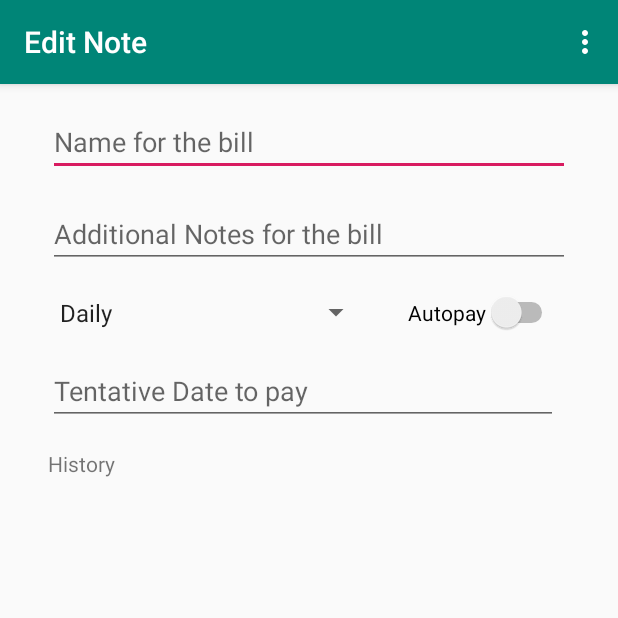
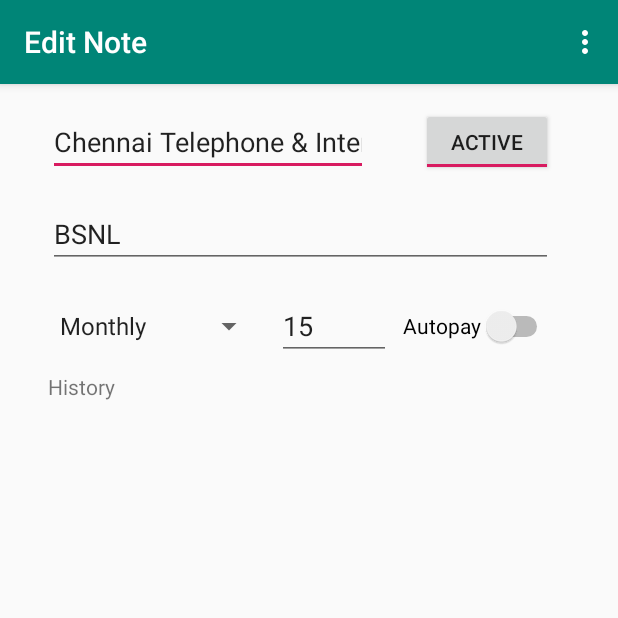
Before and after one commit to msnirmal1487/RemindMe, an Android app: the screen it shows after launch (BillActivity), after a tap on an icon or button, on a phone screen of 412 x 824 dp, the top half of it. Run offline under Robolectric (Android 15) with nearby library versions, the phone set to English and light mode, and no system bars.

Commit message:
Using Serializeable to pass classes to Activity

```diff
--- a/app/src/main/java/com/mytests/mobile/remindme/BillActivity.java
+++ b/app/src/main/java/com/mytests/mobile/remindme/BillActivity.java
@@ -1,9 +1,11 @@
 package com.mytests.mobile.remindme;
 
+import android.content.Intent;
 import android.os.Bundle;
 
 import com.google.android.material.floatingactionbutton.FloatingActionButton;
 import com.google.android.material.snackbar.Snackbar;
+import com.mytests.mobile.remindme.model.BillInfo;
 import com.mytests.mobile.remindme.utilities.PaymentFrequency;
 
 import androidx.appcompat.app.AppCompatActivity;
@@ -17,6 +19,7 @@ import android.widget.EditText;
 import android.widget.Spinner;
 import android.widget.Switch;
 import android.widget.TextView;
+import android.widget.ToggleButton;
 
 import java.util.List;
 
@@ -25,9 +28,12 @@ public class BillActivity extends AppCompatActivity {
     private EditText edittextBillName ;
     private EditText editTextNote ;
     private Switch switchAutoPay ;
+    private ToggleButton toggleActive;
     private Spinner spinnerFrequency ;
     private EditText edittextTentativeDate ;
     private TextView textviewHistory ;
+
+    List<PaymentFrequency> paymentFrequency ;
 
     @Override
     protected void onCreate(Bundle savedInstanceState) {
@@ -39,15 +45,50 @@ public class BillActivity extends AppCompatActivity {
         edittextBillName = (EditText) findViewById(R.id.edittext_bill_name) ;
         editTextNote = (EditText) findViewById(R.id.edittext_note) ;
         switchAutoPay = (Switch) findViewById(R.id.switch_autopay) ;
+        toggleActive = (ToggleButton) findViewById(R.id.toggle_active);
         spinnerFrequency = (Spinner) findViewById(R.id.spinner_frequency) ;
         edittextTentativeDate = (EditText) findViewById(R.id.edittext_tentative_date) ;
         textviewHistory = (TextView) findViewById(R.id.textView_history) ;
 
-        List<PaymentFrequency> paymentFrequency = PaymentFrequency.getPaymentFrequencies() ;
+        paymentFrequency = PaymentFrequency.getPaymentFrequencies() ;
 
         ArrayAdapter<PaymentFrequency> adapterPaymentFrequency = new ArrayAdapter<PaymentFrequency>(this, android.R.layout.simple_spinner_item, paymentFrequency);
         adapterPaymentFrequency.setDropDownViewResource(android.R.layout.simple_spinner_dropdown_item);
         spinnerFrequency.setAdapter(adapterPaymentFrequency);
+
+        Intent intent = this.getIntent();
+        Bundle bundle = intent.getExtras();
+        BillInfo billInfo = (BillInfo) bundle.getSerializable("bill");
+
+        if (billInfo != null){
+            populateBillDetails(billInfo);
+        }
+    }
+
+    private void populateBillDetails(final BillInfo billInfo) {
+
+        edittextBillName.setText(billInfo.getBillName());
+        editTextNote.setText(billInfo.getNotes());
+        toggleActive.setChecked(billInfo.isActive());
+        switchAutoPay.setChecked(billInfo.isAutoPay());
+        edittextTentativeDate.setText(Integer.toString(billInfo.getTentativeDate()));
+
+
+        spinnerFrequency.post(new Runnable() {
+            @Override
+            public void run() {
+                if (paymentFrequency != null && billInfo.getPaymentFrequency() != null){
+                    for(int i = 0; i < paymentFrequency.size(); i++){
+                        if(billInfo.getPaymentFrequency().equals(paymentFrequency.get(i))){
+                            spinnerFrequency.setSelection(i);
+                            break;
+                        }
+                    }
+                }
+            }
+        });
+
+
     }
 
     @Override
--- a/app/src/main/java/com/mytests/mobile/remindme/BillListActivity.java
+++ b/app/src/main/java/com/mytests/mobile/remindme/BillListActivity.java
@@ -22,6 +22,8 @@ import java.util.List;
 
 public class BillListActivity extends AppCompatActivity {
 
+    List<BillInfo> bills ;
+
     @Override
     protected void onCreate(Bundle savedInstanceState) {
         super.onCreate(savedInstanceState);
@@ -45,20 +47,28 @@ public class BillListActivity extends AppCompatActivity {
 
         ListView listBills = (ListView) findViewById(R.id.list_bills) ;
 
-        List<BillInfo> bills = BillInfo.getDefaultTestBills();
+        bills = BillInfo.getDefaultTestBills();
 
         ArrayAdapter<BillInfo> adapterBills = new ArrayAdapter<>(this, android.R.layout.simple_list_item_1, bills);
 
         listBills.setAdapter(adapterBills);
         listBills.setOnItemClickListener(new AdapterView.OnItemClickListener() {
             @Override
-            public void onItemClick(AdapterView<?> adapterView, View view, int i, long l) {
-                Intent intent = new Intent(BillListActivity.this, BillActivity.class);
-
-                startActivity(intent);
+            public void onItemClick(AdapterView<?> adapterView, View view, int position, long l) {
+                onBillClicked(position);
             }
         });
     }
 
+    private void onBillClicked(int position){
+        Intent intent = new Intent(BillListActivity.this, BillActivity.class);
+        if (bills != null && bills.size() > position){
+            Bundle bundle = new Bundle() ;
+            bundle.putSerializable("bill", bills.get(position));
+            intent.putExtras(bundle);
+        }
+        startActivity(intent);
+    }
+
 
 }
--- a/app/src/main/java/com/mytests/mobile/remindme/model/BillInfo.java
+++ b/app/src/main/java/com/mytests/mobile/remindme/model/BillInfo.java
@@ -5,11 +5,12 @@ import android.widget.ListView;
 
 import com.mytests.mobile.remindme.utilities.PaymentFrequency;
 
+import java.io.Serializable;
 import java.util.ArrayList;
 import java.util.Date;
 import java.util.List;
 
-public class BillInfo {
+public class BillInfo implements Serializable {
 
     private String billName ;
     private boolean active;
--- a/app/src/main/res/layout/content_bill.xml
+++ b/app/src/main/res/layout/content_bill.xml
@@ -17,11 +17,9 @@
         android:layout_height="wrap_content"
         android:layout_marginStart="32dp"
         android:layout_marginTop="16dp"
-        android:layout_marginEnd="32dp"
         android:ems="10"
         android:hint="Name for the bill"
         android:inputType="textPersonName"
-        app:layout_constraintEnd_toEndOf="parent"
         app:layout_constraintStart_toStartOf="parent"
         app:layout_constraintTop_toTopOf="parent" />
 
@@ -34,50 +32,60 @@
         android:gravity="start|top"
         android:hint="Additional Notes for the bill"
         android:inputType="textMultiLine"
-        app:layout_constraintEnd_toEndOf="@+id/edittext_bill_name"
+        app:layout_constraintEnd_toEndOf="@+id/toggle_active"
         app:layout_constraintStart_toStartOf="@+id/edittext_bill_name"
         app:layout_constraintTop_toBottomOf="@+id/edittext_bill_name" />
 
     <Switch
         android:id="@+id/switch_autopay"
-        android:layout_width="0dp"
-        android:layout_height="wrap_content"
-        android:layout_marginTop="16dp"
-        android:layout_marginEnd="8dp"
+        android:layout_width="wrap_content"
+        android:layout_height="0dp"
         android:text="Autopay"
+        app:layout_constraintBottom_toBottomOf="@+id/edittext_tentative_date"
         app:layout_constraintEnd_toEndOf="@+id/edittext_note"
-        app:layout_constraintTop_toBottomOf="@+id/edittext_note" />
+        app:layout_constraintTop_toTopOf="@+id/edittext_tentative_date" />
 
     <Spinner
         android:id="@+id/spinner_frequency"
         android:layout_width="0dp"
         android:layout_height="0dp"
-        android:layout_marginTop="16dp"
-        android:layout_marginEnd="24dp"
-        app:layout_constraintBottom_toBottomOf="@+id/switch_autopay"
-        app:layout_constraintEnd_toStartOf="@+id/switch_autopay"
+        android:layout_marginEnd="8dp"
+        app:layout_constraintBottom_toBottomOf="@+id/edittext_tentative_date"
+        app:layout_constraintEnd_toStartOf="@+id/edittext_tentative_date"
         app:layout_constraintStart_toStartOf="@+id/edittext_note"
-        app:layout_constraintTop_toBottomOf="@+id/edittext_note" />
+        app:layout_constraintTop_toTopOf="@+id/edittext_tentative_date" />
 
     <EditText
         android:id="@+id/edittext_tentative_date"
-        android:layout_width="0dp"
+        android:layout_width="76dp"
         android:layout_height="wrap_content"
         android:layout_marginTop="16dp"
+        android:layout_marginEnd="8dp"
         android:ems="10"
-        android:hint="Tentative Date to pay"
+        android:hint="Pay By"
         android:inputType="number"
-        app:layout_constraintEnd_toEndOf="@+id/switch_autopay"
-        app:layout_constraintStart_toStartOf="@+id/spinner_frequency"
-        app:layout_constraintTop_toBottomOf="@+id/spinner_frequency" />
+        app:layout_constraintEnd_toStartOf="@+id/switch_autopay"
+        app:layout_constraintTop_toBottomOf="@+id/edittext_note" />
 
     <TextView
         android:id="@+id/textView_history"
         android:layout_width="wrap_content"
         android:layout_height="wrap_content"
-        android:layout_marginTop="16dp"
+        android:layout_marginTop="8dp"
         android:text="History"
-        app:layout_constraintStart_toStartOf="@+id/edittext_tentative_date"
-        app:layout_constraintTop_toBottomOf="@+id/edittext_tentative_date" />
+        app:layout_constraintStart_toStartOf="@+id/spinner_frequency"
+        app:layout_constraintTop_toBottomOf="@+id/spinner_frequency" />
+
+    <ToggleButton
+        android:id="@+id/toggle_active"
+        android:layout_width="wrap_content"
+        android:layout_height="0dp"
+        android:layout_marginEnd="8dp"
+        android:textOff="Inactive"
+        android:textOn="Active"
+        app:layout_constraintBottom_toBottomOf="@+id/edittext_bill_name"
+        app:layout_constraintEnd_toEndOf="parent"
+        app:layout_constraintStart_toEndOf="@+id/edittext_bill_name"
+        app:layout_constraintTop_toTopOf="@+id/edittext_bill_name" />
 
 </androidx.constraintlayout.widget.ConstraintLayout>
```
